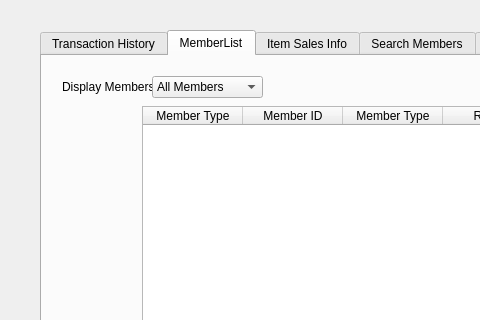
First picture: the form in WarehouseIO/mainprogram.ui, repository mulvaneya7/Bad-Badgers, before the edit; both pictures show x 0 to 480 and y 0 to 320 of the 826 by 564 pixel window.
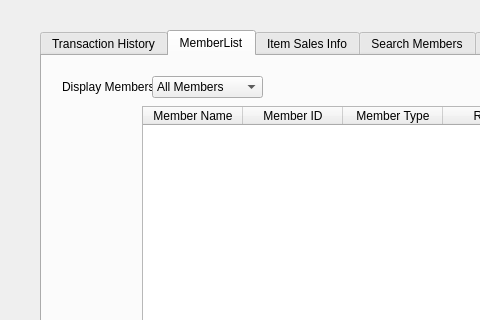
Second picture: the form after the edit.

Patch:
```diff
--- a/WarehouseIO/mainprogram.ui
+++ b/WarehouseIO/mainprogram.ui
@@ -119,7 +119,7 @@
      </property>
      <column>
       <property name="text">
-       <string>Member Type</string>
+       <string>Member Name</string>
       </property>
      </column>
      <column>
```
